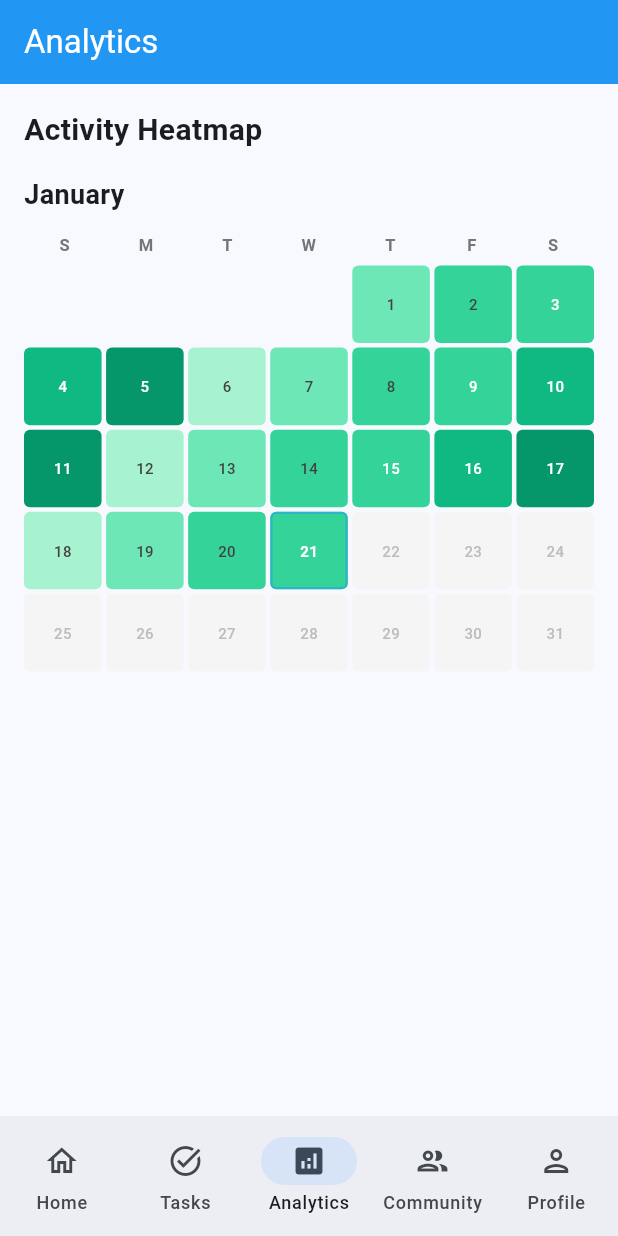
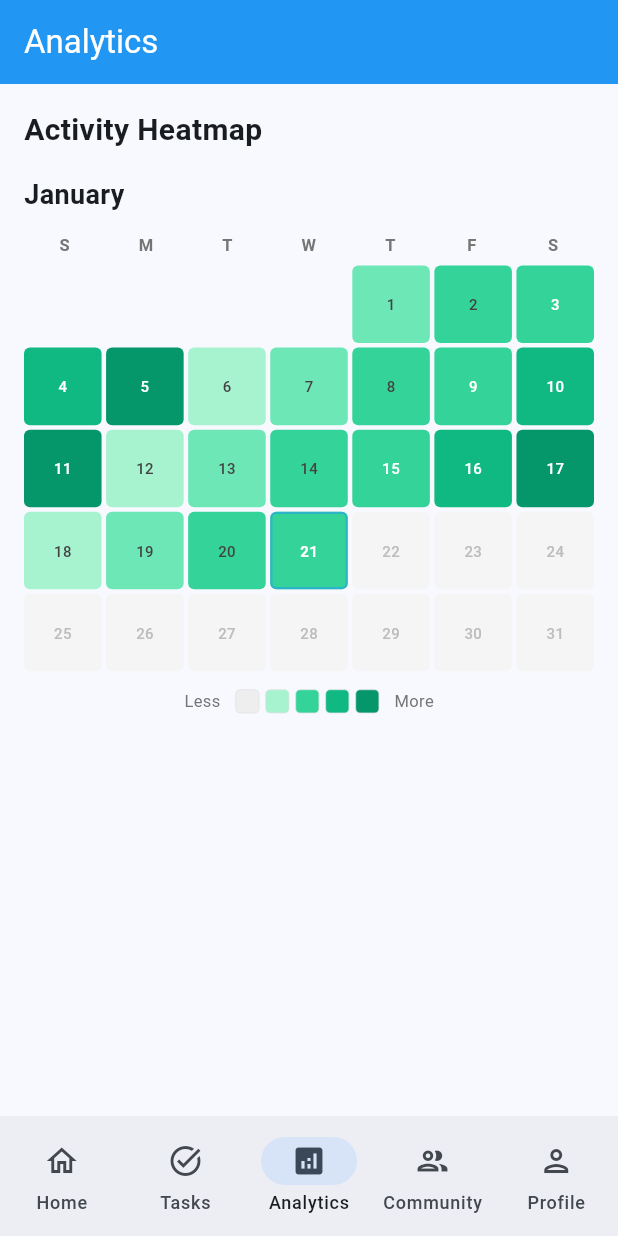
Before and after one commit to D1pesh/Task_Cue, a Flutter app: the screen it shows after launch, item 3 of the bottom bar chosen, on a phone screen of 412 x 824 dp. Run offline on Flutter 3.47's test engine with Material 3 defaults, Android fonts, the phone set to English and light mode, and no system bars.

Commit message:
Add heatmap Part 3: legend and dark mode support

```diff
--- a/lib/widgets/heatmap_widget.dart
+++ b/lib/widgets/heatmap_widget.dart
@@ -14,8 +14,8 @@ class HeatmapWidget extends StatelessWidget {
   });
 
   /// Get color intensity based on points earned
-  Color _getColorForPoints(double points) {
-    if (points == 0) return Colors.grey.shade200;
+  Color _getColorForPoints(double points, bool isDark) {
+    if (points == 0) return isDark ? Colors.grey.shade800 : Colors.grey.shade200;
     if (points < 30) return const Color(0xFFDCFCE7); // Very light green
     if (points < 60) return const Color(0xFFA7F3D0); // Light green
     if (points < 100) return const Color(0xFF6EE7B7); // Medium green
@@ -26,6 +26,7 @@ class HeatmapWidget extends StatelessWidget {
 
   @override
   Widget build(BuildContext context) {
+    final isDark = Theme.of(context).brightness == Brightness.dark;
     final now = DateTime.now();
     final firstDayOfMonth = DateTime(now.year, now.month, 1);
     final lastDayOfMonth = DateTime(now.year, now.month + 1, 0);
@@ -107,7 +108,9 @@ class HeatmapWidget extends StatelessWidget {
               onTap: isFuture ? null : () => onDateTap?.call(date),
               child: Container(
                 decoration: BoxDecoration(
-                  color: isFuture ? Colors.grey.shade100 : _getColorForPoints(points),
+                  color: isFuture
+                      ? (isDark ? Colors.grey.shade900 : Colors.grey.shade100)
+                      : _getColorForPoints(points, isDark),
                   borderRadius: BorderRadius.circular(4),
                   border: Border.all(
                     color: isSelected
@@ -125,16 +128,59 @@ class HeatmapWidget extends StatelessWidget {
                       fontSize: 10,
                       fontWeight: isToday ? FontWeight.bold : FontWeight.w500,
                       color: isFuture
-                          ? Colors.grey.shade400
+                          ? (isDark ? Colors.grey.shade600 : Colors.grey.shade400)
                           : points > 100
                               ? Colors.white
-                              : Colors.grey.shade800,
+                              : (isDark ? Colors.white70 : Colors.grey.shade800),
                     ),
                   ),
                 ),
               ),
             );
           },
+        ),
+
+        const SizedBox(height: 12),
+
+        // Legend
+        Row(
+          mainAxisAlignment: MainAxisAlignment.center,
+          children: [
+            Text(
+              'Less',
+              style: TextStyle(
+                fontSize: 11,
+                color: isDark ? Colors.grey.shade400 : Colors.grey.shade600,
+              ),
+            ),
+            const SizedBox(width: 8),
+            ...List.generate(5, (index) {
+              final points = index * 50.0;
+              return Padding(
+                padding: const EdgeInsets.symmetric(horizontal: 2),
+                child: Container(
+                  width: 16,
+                  height: 16,
+                  decoration: BoxDecoration(
+                    color: _getColorForPoints(points, isDark),
+                    borderRadius: BorderRadius.circular(3),
+                    border: Border.all(
+                      color: isDark ? Colors.grey.shade700 : Colors.grey.shade300,
+                      width: 0.5,
+                    ),
+                  ),
+                ),
+              );
+            }),
+            const SizedBox(width: 8),
+            Text(
+              'More',
+              style: TextStyle(
+                fontSize: 11,
+                color: isDark ? Colors.grey.shade400 : Colors.grey.shade600,
+              ),
+            ),
+          ],
         ),
       ],
     );
```
